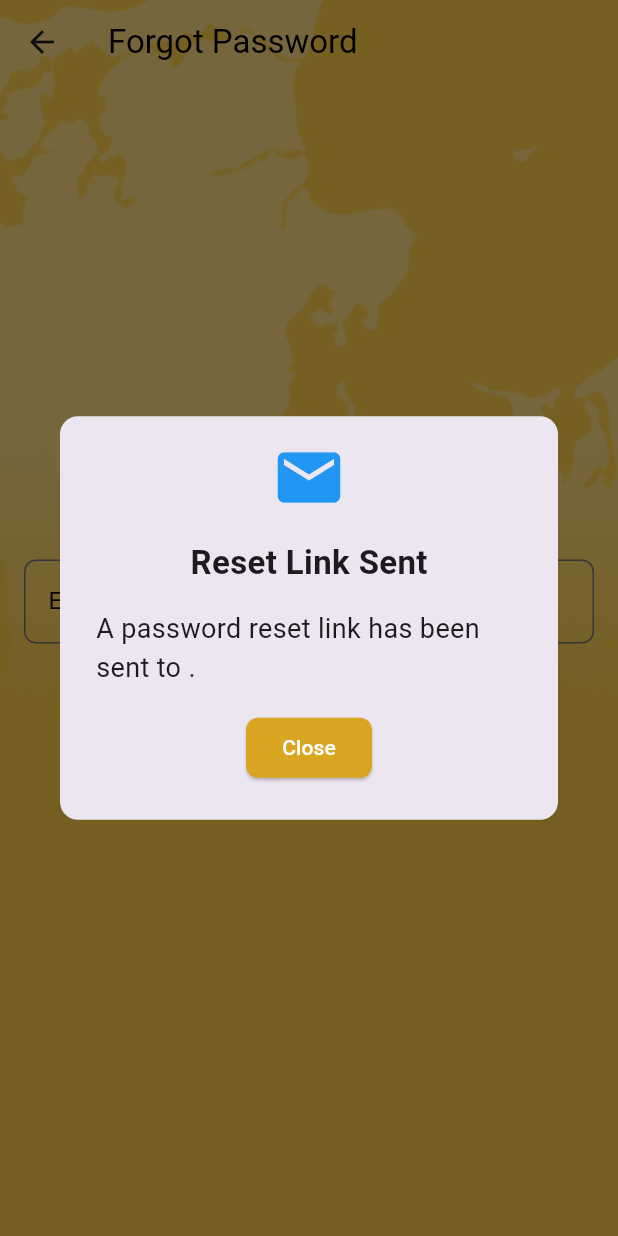
After one commit to FGCompanyDev00/pb_hrm_app, a Flutter app: the ForgotPasswordPage screen opened directly, after a tap on "Send Reset Link", on a phone screen of 412 x 824 dp. The commit adds this screen. Run offline on Flutter 3.47's test engine with Material 3 defaults, Android fonts, the light colour scheme and no system bars; our stand-ins replace convex_bottom_bar, device_preview, file_picker, flutter_easyloading, flutter_hooks, flutter_local_notifications and 13 more; missing offline and left inert: flutter_background, flutter_sound; accounts and stored records are empty; generated files the repository leaves out were written again; network calls fail; Roboto replaces fonts that are missing (Oxanium).

```diff
--- a/lib/l10n/app_en.arb
+++ b/lib/l10n/app_en.arb
@@ -67,5 +67,9 @@
   "waiting":"Waiting",
   "processing":"Processing",
   "myProject":"My Project",
-  "allProject":"All Project"
+  "allProject":"All Project",
+  "forgotPassword":"Forgot Password",
+  "email":"Email",
+  "sendResetLink":"Send Reset Link",
+  "enterYourEmail":"Enter Your Email"
 }
--- a/lib/l10n/app_lo.arb
+++ b/lib/l10n/app_lo.arb
@@ -66,5 +66,9 @@
   "waiting": "ລໍຖ້າ",
   "processing": "ກຳລັງດຳເນີນການ",
   "myProject": "ໂຄງການຂອງຂ້ອຍ",
-  "allProject": "ໂຄງການທັງໝົດ"
+  "allProject": "ໂຄງການທັງໝົດ",
+  "forgotPassword": "ລືມລະຫັດຜ່ານ",
+  "email": "ອີເມວ",
+  "sendResetLink": "ສົ່ງລິ້ງຕັ້ງຄ່າໃໝ່",
+  "enterYourEmail": "ກະລຸນາປ້ອນອີເມວຂອງທ່ານ"
 }
--- a/lib/l10n/app_zh.arb
+++ b/lib/l10n/app_zh.arb
@@ -66,5 +66,9 @@
   "waiting": "等待中",
   "processing": "处理中",
   "myProject": "我的项目",
-  "allProject": "所有项目"
+  "allProject": "所有项目",
+  "forgotPassword": "忘记密码",
+  "email": "电子邮件",
+  "sendResetLink": "发送重置链接",
+  "enterYourEmail": "请输入您的电子邮件"
 }
--- /dev/null
+++ b/lib/login/forgot_password_page.dart
@@ -0,0 +1,131 @@
+import 'package:flutter/material.dart';
+import 'package:flutter_gen/gen_l10n/app_localizations.dart';
+
+class ForgotPasswordPage extends StatefulWidget {
+  const ForgotPasswordPage({Key? key}) : super(key: key);
+
+  @override
+  _ForgotPasswordPageState createState() => _ForgotPasswordPageState();
+}
+
+class _ForgotPasswordPageState extends State<ForgotPasswordPage> {
+  final TextEditingController _emailController = TextEditingController();
+
+  @override
+  void dispose() {
+    _emailController.dispose();
+    super.dispose();
+  }
+
+  void _sendResetLink() {
+    final String email = _emailController.text;
+    // Send the reset link logic here
+    _showCustomDialog(context, 'Reset Link Sent', 'A password reset link has been sent to $email.');
+  }
+
+  void _showCustomDialog(BuildContext context, String title, String message) {
+    showDialog(
+      context: context,
+      builder: (BuildContext context) {
+        return AlertDialog(
+          shape: RoundedRectangleBorder(borderRadius: BorderRadius.circular(12)),
+          content: Column(
+            mainAxisSize: MainAxisSize.min,
+            children: [
+              const Icon(Icons.email, color: Colors.blue, size: 50),
+              const SizedBox(height: 16),
+              Text(
+                title,
+                style: const TextStyle(
+                  fontSize: 22,
+                  fontWeight: FontWeight.bold,
+                ),
+              ),
+              const SizedBox(height: 16),
+              Text(
+                message,
+                style: const TextStyle(fontSize: 18),
+              ),
+              const SizedBox(height: 16),
+              ElevatedButton(
+                onPressed: () {
+                  Navigator.of(context).pop();
+                },
+                style: ElevatedButton.styleFrom(
+                  backgroundColor: const Color(0xFFDAA520), // gold color
+                  shape: RoundedRectangleBorder(
+                    borderRadius: BorderRadius.circular(8.0),
+                  ),
+                ),
+                child: const Text('Close'),
+              ),
+            ],
+          ),
+        );
+      },
+    );
+  }
+
+  @override
+  Widget build(BuildContext context) {
+    return Scaffold(
+      extendBodyBehindAppBar: true, // Ensures the body content extends behind the AppBar
+      appBar: AppBar(
+        backgroundColor: Colors.transparent, // Make AppBar background transparent
+        elevation: 0, // Remove shadow from the AppBar
+        title: Text(
+          AppLocalizations.of(context)!.forgotPassword,
+          style: const TextStyle(color: Colors.black), // Ensure the title text is black
+        ),
+      ),
+      body: Container(
+        decoration: const BoxDecoration(
+          image: DecorationImage(
+            image: AssetImage('assets/background.png'),
+            fit: BoxFit.cover, // Ensure the image covers the entire background
+          ),
+        ),
+        child: Padding(
+          padding: const EdgeInsets.all(16.0),
+          child: Column(
+            mainAxisAlignment: MainAxisAlignment.center,
+            children: [
+              Text(
+                AppLocalizations.of(context)!.enterYourEmail,
+                style: const TextStyle(
+                  fontSize: 18,
+                  color: Colors.black,  // Explicitly setting text color to black
+                ),
+                textAlign: TextAlign.center,
+              ),
+              const SizedBox(height: 20),
+              TextField(
+                controller: _emailController,
+                keyboardType: TextInputType.emailAddress,
+                style: const TextStyle(color: Colors.black), // Ensure typed text is black
+                decoration: InputDecoration(
+                  labelText: AppLocalizations.of(context)!.email,
+                  labelStyle: const TextStyle(color: Colors.black), // Label text color
+                  border: OutlineInputBorder(
+                    borderRadius: BorderRadius.circular(8.0),
+                  ),
+                ),
+              ),
+              const SizedBox(height: 20),
+              ElevatedButton(
+                onPressed: _sendResetLink,
+                style: ElevatedButton.styleFrom(
+                  backgroundColor: Theme.of(context).primaryColor,
+                  shape: RoundedRectangleBorder(
+                    borderRadius: BorderRadius.circular(8.0),
+                  ),
+                ),
+                child: Text(AppLocalizations.of(context)!.sendResetLink),
+              ),
+            ],
+          ),
+        ),
+      ),
+    );
+  }
+}
--- a/lib/login/login_page.dart
+++ b/lib/login/login_page.dart
@@ -3,6 +3,7 @@ import 'dart:convert';
 import 'package:flutter/foundation.dart';
 import 'package:flutter/material.dart';
 import 'package:flutter_gen/gen_l10n/app_localizations.dart';
+import 'package:pb_hrsystem/login/forgot_password_page.dart';
 import 'package:pb_hrsystem/login/notification_page.dart';
 import 'package:pb_hrsystem/main.dart';
 import 'package:provider/provider.dart';
@@ -10,6 +11,7 @@ import 'package:http/http.dart' as http;
 import 'package:intl/intl.dart';
 import 'package:local_auth/local_auth.dart';
 import 'package:shared_preferences/shared_preferences.dart';
+import 'package:flutter_secure_storage/flutter_secure_storage.dart';
 import 'package:pb_hrsystem/theme/theme.dart';
 
 class LoginPage extends StatefulWidget {
@@ -30,6 +32,7 @@ class _LoginPageState extends State<LoginPage> {
   late Timer _timer;
   final TextEditingController _usernameController = TextEditingController();
   final TextEditingController _passwordController = TextEditingController();
+  final _storage = const FlutterSecureStorage(); // Secure storage instance
 
   @override
   void initState() {
@@ -84,6 +87,14 @@ class _LoginPageState extends State<LoginPage> {
       } else {
         _clearCredentials();
       }
+
+      // Save the credentials securely if biometric is enabled
+      if (_biometricEnabled) {
+        await _storage.write(key: 'username', value: username);
+        await _storage.write(key: 'password', value: password);
+        await _storage.write(key: 'biometricEnabled', value: 'true');
+      }
+
       Navigator.push(
         context,
         MaterialPageRoute(builder: (context) => const NotificationPage()),
@@ -115,10 +126,13 @@ class _LoginPageState extends State<LoginPage> {
     }
 
     if (authenticated) {
-      Navigator.push(
-        context,
-        MaterialPageRoute(builder: (context) => const NotificationPage()),
-      );
+      String? username = await _storage.read(key: 'username');
+      String? password = await _storage.read(key: 'password');
+      if (username != null && password != null) {
+        _usernameController.text = username;
+        _passwordController.text = password;
+        _login(); // Login automatically using stored credentials
+      }
     } else {
       _showCustomDialog(context, 'Authentication Failed', 'Failed to authenticate using biometrics.');
     }
@@ -148,9 +162,9 @@ class _LoginPageState extends State<LoginPage> {
   }
 
   Future<void> _loadBiometricSetting() async {
-    SharedPreferences prefs = await SharedPreferences.getInstance();
+    bool? isEnabled = await _storage.read(key: 'biometricEnabled') == 'true';
     setState(() {
-      _biometricEnabled = prefs.getBool('biometricEnabled') ?? false;
+      _biometricEnabled = isEnabled ?? false;
     });
   }
 
@@ -197,6 +211,21 @@ class _LoginPageState extends State<LoginPage> {
     );
   }
 
+  Widget _buildForgotPasswordButton(BuildContext context) {
+    return TextButton(
+      onPressed: () {
+        Navigator.push(
+          context,
+          MaterialPageRoute(builder: (context) => const ForgotPasswordPage()),
+        );
+      },
+      child: Text(
+        AppLocalizations.of(context)!.forgotPassword,
+        style: const TextStyle(color: Colors.black),
+      ),
+    );
+  }
+
   @override
   Widget build(BuildContext context) {
     var languageNotifier = Provider.of<LanguageNotifier>(context);
@@ -231,6 +260,7 @@ class _LoginPageState extends State<LoginPage> {
                   _buildRememberMeCheckbox(context),
                   const SizedBox(height: 20),
                   _buildLoginButton(context),
+                  _buildForgotPasswordButton(context),
                   const SizedBox(height: 20),
                   _buildAuthenticationIcons(),
                 ],
--- a/pubspec.yaml
+++ b/pubspec.yaml
@@ -44,6 +44,7 @@ dependencies:
   file_picker: ^8.0.6
   flutter_sound: ^9.8.1
   visibility_detector: ^0.2.0
+  flutter_secure_storage: ^4.2.1
 
 dev_dependencies:
   flutter_test:
```
Also changed, not shown: lib/home/settings_page.dart (+6 -4 lines), pubspec.lock, 2 other files.
